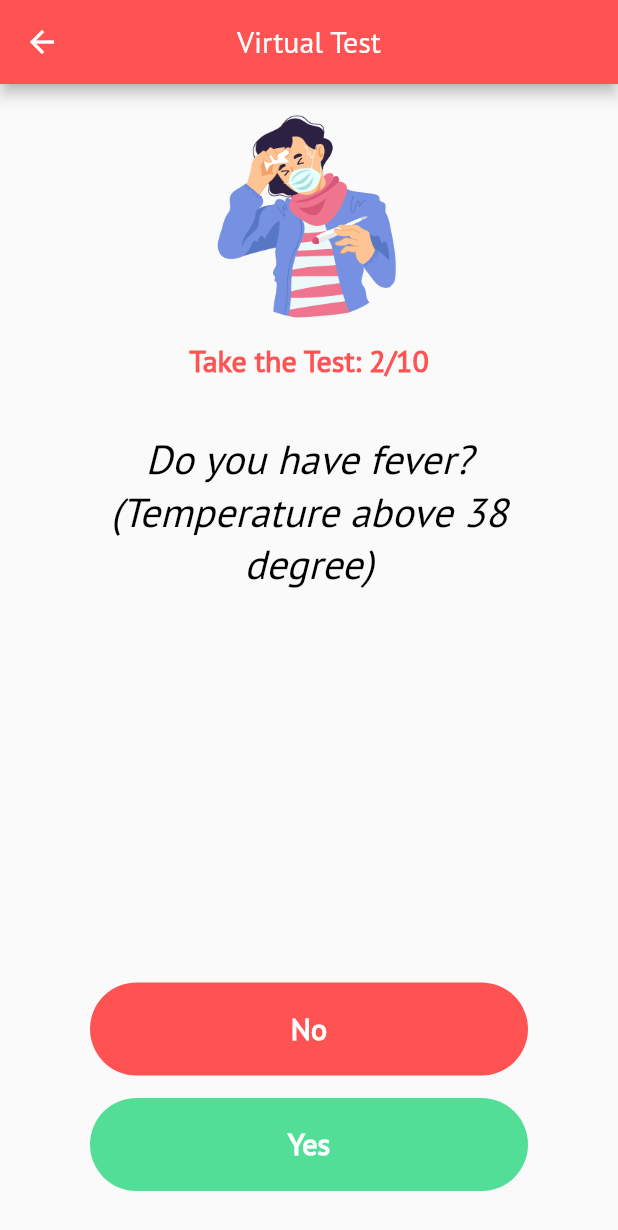
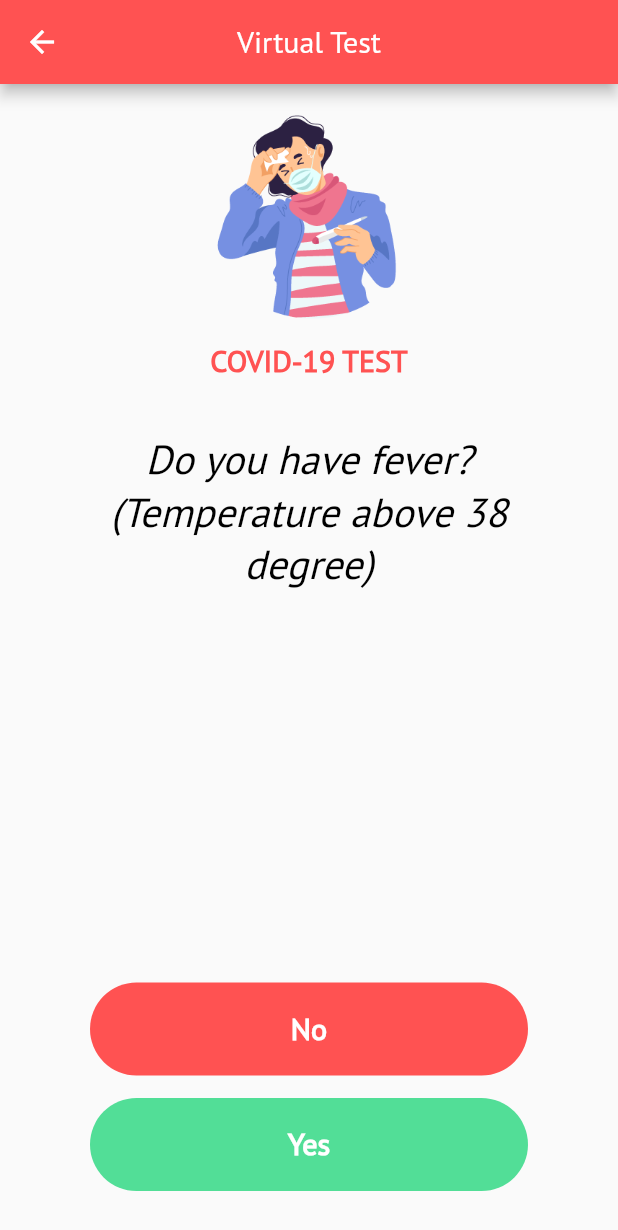
Before and after one commit to thealiflab/CoronaAlert, a Flutter app: the VirtualTest screen opened by its route, after a tap on "No", on a phone screen of 412 x 824 dp. Shown: the top 1230 px of the screen. Run offline on Flutter 3.47's test engine with Material 2 defaults, Android fonts, the phone set to English and light mode, and no system bars; our stand-ins replace font_awesome_flutter, rflutter_alert, shared_preferences; missing offline and left inert: fancy_on_boarding; accounts and stored records are empty.

Commit message:
vtest page localized successfully, bug fix in vtest to menu page transition

```diff
--- a/lib/screens/menu/pages/vtest/questions.dart
+++ b/lib/screens/menu/pages/vtest/questions.dart
@@ -1,7 +1,6 @@
 class Questions {
-  String questionText;
   int questionValue;
   String questionImagePath;
 
-  Questions(this.questionText, this.questionValue, this.questionImagePath);
+  Questions(this.questionValue, this.questionImagePath);
 }
--- a/lib/screens/menu/pages/vtest/vtest_page.dart
+++ b/lib/screens/menu/pages/vtest/vtest_page.dart
@@ -2,6 +2,7 @@ import 'package:coronaalert/screens/menu/menu_screen.dart';
 import 'package:flutter/material.dart';
 import 'vtest_brain.dart';
 import 'package:rflutter_alert/rflutter_alert.dart';
+import '../../../../localization/app_localizations.dart';
 
 class VirtualTest extends StatefulWidget {
   static const id = '/vtest_page';
@@ -14,8 +15,8 @@ VTestBrain vTestBrain = VTestBrain();
 
 class _VirtualTestState extends State<VirtualTest> {
   int questionValueKeeper = 0;
+  String _testResultText;
   int quesNo = 1;
-  String _testResultText;
 
   void checkAnswers(bool userSelectAnswer) {
     setState(() {
@@ -27,15 +28,16 @@ class _VirtualTestState extends State<VirtualTest> {
         Alert(
           context: context,
           type: AlertType.info,
-          title: "Your Result \"Probably\"",
-          desc: _testResultText,
+          title: "${AppLocalizations.of(context).translate('vAlertHeader')}",
+          desc:
+              "${AppLocalizations.of(context).translate('v$_testResultText')}",
           closeFunction: () {
             questionValueKeeper = 0;
           },
           buttons: [
             DialogButton(
               child: Text(
-                "Re-Test",
+                "${AppLocalizations.of(context).translate('vReTestButton')}",
                 style: TextStyle(fontSize: 20),
               ),
               onPressed: () {
@@ -46,7 +48,7 @@ class _VirtualTestState extends State<VirtualTest> {
             ),
             DialogButton(
               child: Text(
-                "CANCLE",
+                "${AppLocalizations.of(context).translate('vCancelButton')}",
                 textAlign: TextAlign.center,
                 style: TextStyle(fontSize: 20, fontWeight: FontWeight.w500),
               ),
@@ -72,8 +74,17 @@ class _VirtualTestState extends State<VirtualTest> {
   Widget build(BuildContext context) {
     return Scaffold(
       appBar: AppBar(
-        title: Text('Virtual Test'),
+        title: Text('${AppLocalizations.of(context).translate('vTestTitle')}'),
         centerTitle: true,
+        leading: IconButton(
+          icon: new Icon(Icons.arrow_back, color: Colors.white),
+          onPressed: () {
+            vTestBrain.reset();
+            _testResultText = vTestBrain.vTestResult(questionValueKeeper);
+            questionValueKeeper = 0;
+            Navigator.pop(context);
+          },
+        ),
       ),
       body: Column(
         mainAxisAlignment: MainAxisAlignment.center,
@@ -94,7 +105,7 @@ class _VirtualTestState extends State<VirtualTest> {
           ),
           Center(
             child: Text(
-              'Take the Test: $quesNo/10',
+              '${AppLocalizations.of(context).translate('vTestHeader')}',
               style: TextStyle(
                   fontSize: 20,
                   fontWeight: FontWeight.w600,
@@ -106,7 +117,7 @@ class _VirtualTestState extends State<VirtualTest> {
               child: Padding(
                 padding: EdgeInsets.all(35),
                 child: Text(
-                  vTestBrain.getQuestionText(),
+                  AppLocalizations.of(context).translate("vQ$quesNo"),
                   textAlign: TextAlign.center,
                   style: TextStyle(
                     fontStyle: FontStyle.italic,
@@ -137,7 +148,7 @@ class _VirtualTestState extends State<VirtualTest> {
                 textColor: Colors.white,
                 color: Colors.redAccent,
                 child: Text(
-                  'No',
+                  AppLocalizations.of(context).translate('vButtonNo'),
                   style: TextStyle(
                     color: Colors.white,
                     fontSize: 20.0,
@@ -172,7 +183,7 @@ class _VirtualTestState extends State<VirtualTest> {
                 textColor: Colors.white,
                 color: Color(0xFF52de97),
                 child: Text(
-                  'Yes',
+                  AppLocalizations.of(context).translate('vButtonYes'),
                   style: TextStyle(
                     color: Colors.white,
                     fontSize: 20.0,
```
Also changed, not shown: assets/i18n/bn.json (+23 -1 lines), assets/i18n/en.json (+23 -1 lines), lib/screens/menu/menu_screen.dart (+5 -5 lines), lib/screens/menu/pages/vtest/vtest_brain.dart (+14 -24 lines).
